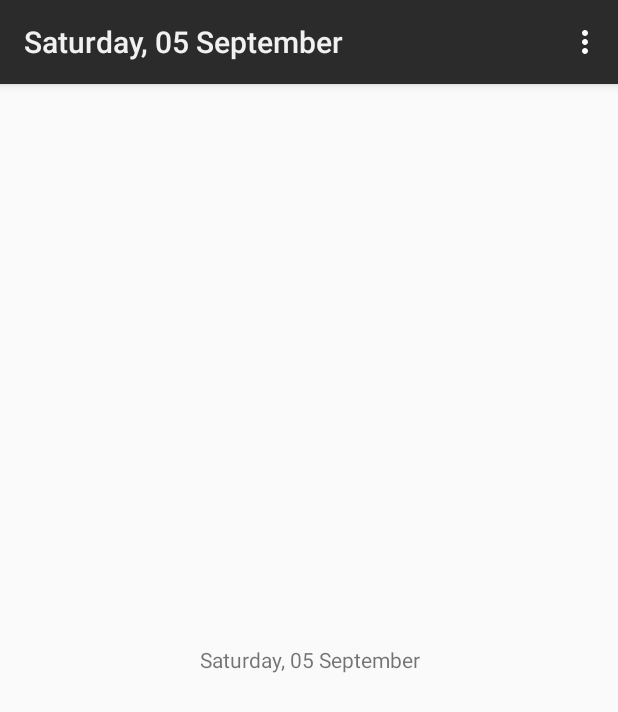
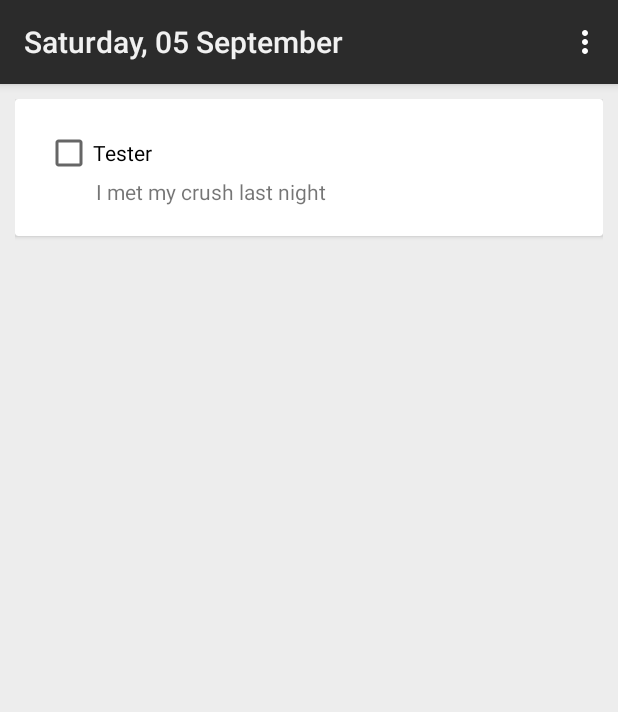
Before and after one commit to setyotontowi/menko, an Android app: the screen it shows after launch (MainActivity), on a phone screen of 412 x 824 dp. Shown: the top 712 px of the screen. Run offline under Robolectric (Android 15) with nearby library versions, the light colour scheme and no system bars; libraries missing offline, so code that uses them is left out: com.github.appintro.

Commit message:
RecyclerView with static data

```diff
--- /dev/null
+++ b/app/src/main/java/com/project/thisappistryingtomakeyoubetter/adapter/TaskAdapter.java
@@ -0,0 +1,60 @@
+package com.project.thisappistryingtomakeyoubetter.adapter;
+
+import android.content.Context;
+import android.view.LayoutInflater;
+import android.view.View;
+import android.view.ViewGroup;
+import android.widget.CheckBox;
+import android.widget.TextView;
+
+import androidx.annotation.NonNull;
+import androidx.recyclerview.widget.RecyclerView;
+
+import com.project.thisappistryingtomakeyoubetter.R;
+import com.project.thisappistryingtomakeyoubetter.model.Task;
+
+import java.util.List;
+
+
+public class TaskAdapter extends RecyclerView.Adapter<TaskAdapter.TaskViewHolder> {
+
+    private Context context;
+    private List<Task> tasks;
+
+    public TaskAdapter(Context context, List<Task> tasks){
+        this.tasks = tasks;
+        this.context = context;
+    }
+
+    @NonNull
+    @Override
+    public TaskAdapter.TaskViewHolder onCreateViewHolder(@NonNull ViewGroup parent, int viewType) {
+        View v = LayoutInflater.from(context).inflate(R.layout.view_task, parent, false);
+        return new TaskViewHolder(v);
+    }
+
+    @Override
+    public void onBindViewHolder(@NonNull TaskViewHolder holder, int position) {
+        Task task = tasks.get(position);
+
+        holder.title.setText(task.getTitle());
+        holder.description.setText(task.getDescription());
+    }
+
+    @Override
+    public int getItemCount() {
+        return tasks.size();
+    }
+
+    public static final class TaskViewHolder extends RecyclerView.ViewHolder{
+
+        CheckBox title;
+        TextView description;
+
+        public TaskViewHolder(@NonNull View itemView) {
+            super(itemView);
+            title = itemView.findViewById(R.id.title);
+            description = itemView.findViewById(R.id.description);
+        }
+    }
+}
--- a/app/src/main/java/com/project/thisappistryingtomakeyoubetter/fragment/DayFragment.java
+++ b/app/src/main/java/com/project/thisappistryingtomakeyoubetter/fragment/DayFragment.java
@@ -5,22 +5,28 @@ import android.os.Bundle;
 import androidx.annotation.NonNull;
 import androidx.annotation.Nullable;
 import androidx.fragment.app.Fragment;
+import androidx.recyclerview.widget.LinearLayoutManager;
 
 import android.view.LayoutInflater;
 import android.view.View;
 import android.view.ViewGroup;
 
+import com.project.thisappistryingtomakeyoubetter.adapter.TaskAdapter;
+import com.project.thisappistryingtomakeyoubetter.model.Task;
 import com.project.thisappistryingtomakeyoubetter.util.GeneralHelper;
 import com.project.thisappistryingtomakeyoubetter.activity.MainActivity;
 import com.project.thisappistryingtomakeyoubetter.databinding.FragmentDayBinding;
 
+import java.util.ArrayList;
 import java.util.Calendar;
 import java.util.Date;
+import java.util.List;
 
 public class DayFragment extends Fragment {
 
     private Date date;
     private FragmentDayBinding binding;
+    private List<Task> tasks;
 
     public DayFragment() {
         // Required empty public constructor
@@ -52,8 +58,23 @@ public class DayFragment extends Fragment {
     @Override
     public void onViewCreated(@NonNull View view, @Nullable Bundle savedInstanceState) {
         super.onViewCreated(view, savedInstanceState);
-        binding.date.setText(GeneralHelper.dateFormatter().format(date));
+        tasks = new ArrayList<>();
 
+        // Data samples
+        Task task1 = new Task("Tester", "I met my crush last night");
+        tasks.add(task1);
+
+        if(tasks.isEmpty()){
+            binding.task.setVisibility(View.GONE);
+            binding.nodata.setVisibility(View.VISIBLE);
+        } else {
+            binding.task.setVisibility(View.VISIBLE);
+            binding.nodata.setVisibility(View.GONE);
+        }
+
+        TaskAdapter taskAdapter = new TaskAdapter(getActivity(), tasks);
+        binding.task.setLayoutManager(new LinearLayoutManager(getActivity()));
+        binding.task.setAdapter(taskAdapter);
     }
 
     @Override
--- /dev/null
+++ b/app/src/main/java/com/project/thisappistryingtomakeyoubetter/model/Task.java
@@ -0,0 +1,28 @@
+package com.project.thisappistryingtomakeyoubetter.model;
+
+public class Task {
+    boolean finish;
+    String title;
+    String description;
+
+    public Task(String title, String description){
+        this.title = title;
+        this.description = description;
+    }
+
+    public String getTitle() {
+        return title;
+    }
+
+    public void setTitle(String title) {
+        this.title = title;
+    }
+
+    public String getDescription() {
+        return description;
+    }
+
+    public void setDescription(String description) {
+        this.description = description;
+    }
+}
--- a/app/src/main/res/layout/fragment_day.xml
+++ b/app/src/main/res/layout/fragment_day.xml
@@ -1,16 +1,25 @@
 <?xml version="1.0" encoding="utf-8"?>
-<FrameLayout xmlns:android="http://schemas.android.com/apk/res/android"
+<RelativeLayout xmlns:android="http://schemas.android.com/apk/res/android"
     xmlns:tools="http://schemas.android.com/tools"
     android:layout_width="match_parent"
     android:layout_height="match_parent"
+    android:background="@color/main_background"
     tools:context=".fragment.DayFragment">
 
     <TextView
-        android:id="@+id/date"
+        android:id="@+id/nodata"
         android:layout_width="match_parent"
         android:layout_height="match_parent"
         android:text="@string/hello_blank_fragment"
         android:layout_gravity="center"
+        android:visibility="visible"
         android:gravity="center"/>
 
-</FrameLayout>
+    <androidx.recyclerview.widget.RecyclerView
+        android:id="@+id/task"
+        android:padding="@dimen/padding10"
+        android:layout_width="match_parent"
+        android:layout_height="match_parent"
+        android:visibility="gone"/>
+
+</RelativeLayout>
--- /dev/null
+++ b/app/src/main/res/layout/view_task.xml
@@ -0,0 +1,32 @@
+<?xml version="1.0" encoding="utf-8"?>
+<androidx.cardview.widget.CardView
+    xmlns:android="http://schemas.android.com/apk/res/android"
+    xmlns:tools="http://schemas.android.com/tools"
+    android:layout_width="match_parent"
+    android:layout_height="wrap_content"
+    android:elevation="5dp"
+    tools:targetApi="lollipop">
+
+    <LinearLayout
+        android:layout_width="match_parent"
+        android:layout_height="match_parent"
+        android:padding="@dimen/padding20"
+        android:orientation="vertical">
+
+        <CheckBox
+            android:id="@+id/title"
+            android:layout_width="match_parent"
+            android:layout_height="wrap_content"
+            android:text="@string/app_name" />
+
+        <TextView
+            android:id="@+id/description"
+            android:layout_width="match_parent"
+            android:layout_height="wrap_content"
+            android:paddingStart="@dimen/task_padding"
+            android:paddingLeft="@dimen/task_padding"
+            android:paddingEnd="@dimen/task_padding"
+            android:text="@string/hello_blank_fragment" />
+
+    </LinearLayout>
+</androidx.cardview.widget.CardView>
--- a/app/src/main/res/values/colors.xml
+++ b/app/src/main/res/values/colors.xml
@@ -7,4 +7,6 @@
     <color name="textPrimary">#2B2B2B</color>
     <color name="textPrimaryDark">#F1F1F1</color>
     <color name="black_overlay">#66000000</color>
+
+    <color name="main_background">#EDEDED</color>
 </resources>
--- a/app/src/main/res/values/dimens.xml
+++ b/app/src/main/res/values/dimens.xml
@@ -1,3 +1,5 @@
 <resources>
-    <dimen name="fab_margin">16dp</dimen>
+    <dimen name="padding10">10dp</dimen>
+    <dimen name="padding20">20dp</dimen>
+    <dimen name="task_padding">34dp</dimen>
 </resources>
--- a/app/src/main/res/values/strings.xml
+++ b/app/src/main/res/values/strings.xml
@@ -29,6 +29,6 @@
     <string name="third_page_button">Sama-Sama, Selanjutnya</string>
 
     <string name="title_activity_intro">FullscreenActivity</string>
-    <string name="hello_blank_fragment">Hello blank fragment</string>
+    <string name="hello_blank_fragment">No Data</string>
 
 </resources>
```
